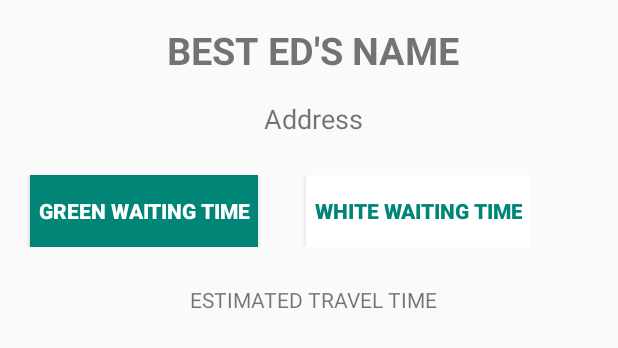
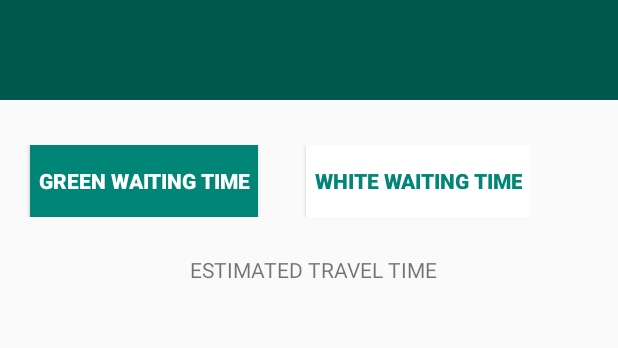
Before and after one commit to Zurimaio/HospitaTo, an Android app: the layout first_element_filtered_list.xml on its own in the app's theme, with its tools: preview values and no code run, on a phone screen of 412 x 824 dp. Shown: the top 348 px of the screen. Run offline under Robolectric (Android 15) with nearby library versions, the phone set to English and light mode, and no system bars.

Commit message:
Il filtro è ready brutti mostri <3

```diff
--- a/app/build.gradle
+++ b/app/build.gradle
@@ -30,11 +30,11 @@ dependencies {
     implementation 'com.google.android.gms:play-services-maps:16.0.0'
     implementation 'com.google.android.gms:play-services-location:16.0.0'
     implementation 'com.android.support:design:26.1.0'
-    compile 'com.firebaseui:firebase-ui-database:0.4.0'
+    implementation 'com.firebaseui:firebase-ui-database:0.4.0'
     testImplementation 'junit:junit:4.12'
     androidTestImplementation 'com.android.support.test:runner:1.0.2'
     androidTestImplementation 'com.android.support.test.espresso:espresso-core:3.0.2'
-    implementation 'com.google.firebase:firebase-database:15.0.0'
+    implementation 'com.google.firebase:firebase-database:16.0.1'
 }
 
 apply plugin: 'com.google.gms.google-services'
--- a/app/src/main/java/com/ma/se/hospitato/filterView.java
+++ b/app/src/main/java/com/ma/se/hospitato/filterView.java
@@ -13,7 +13,7 @@ public class filterView extends AppCompatActivity implements View.OnClickListene
     @Override
     protected void onCreate(Bundle savedInstanceState) {
         super.onCreate(savedInstanceState);
-        setContentView(R.layout.activity_filter_view);
+        setContentView(R.layout.activity_main);
 
         b1=(ImageView) findViewById(R.id.dep1);
         b2=(ImageView) findViewById(R.id.dep2);
--- a/app/src/main/res/layout/first_element_filtered_list.xml
+++ b/app/src/main/res/layout/first_element_filtered_list.xml
@@ -1,77 +1,77 @@
 <?xml version="1.0" encoding="utf-8"?>
 <LinearLayout xmlns:android="http://schemas.android.com/apk/res/android"
+    xmlns:tools="http://schemas.android.com/tools"
+    android:layout_width="match_parent"
+    android:layout_height="wrap_content"
     android:orientation="vertical"
-    android:layout_width="match_parent"
-    android:layout_height="match_parent"
     android:weightSum="1">
 
 
     <TextView
+        android:id="@+id/request_name"
         android:layout_width="match_parent"
         android:layout_height="wrap_content"
-        android:text="BEST ED'S NAME"
-        android:id="@+id/request_name"
+        android:background="@color/colorPrimaryDark"
+        android:paddingLeft="5dp"
         android:paddingTop="16dp"
         android:paddingBottom="16dp"
-        android:paddingLeft="5dp"
-        android:textStyle="bold"
+        android:textAlignment="center"
+        android:textColor="@color/colorPrimary"
         android:textSize="25dp"
-        android:textAlignment="center"
-        />
+        android:textStyle="bold" />
 
     <TextView
+        android:id="@+id/request_address"
         android:layout_width="match_parent"
         android:layout_height="wrap_content"
-        android:text="Address"
-        android:id="@+id/request_address"
+        android:paddingLeft="5dp"
         android:paddingBottom="5dp"
-        android:paddingLeft="5dp"
-        android:textSize="18dp"
-        android:textAlignment="center"/>
+        android:textAlignment="center"
+        android:textSize="18dp" />
 
     <LinearLayout
         android:layout_width="wrap_content"
         android:layout_height="wrap_content"
-        android:orientation="horizontal"
-        android:layout_marginTop="20dp">
+        android:layout_marginTop="0dp"
+        android:orientation="horizontal">
 
         <Button
+            android:id="@+id/greenWaitingTime"
             android:layout_width="wrap_content"
             android:layout_height="wrap_content"
-            android:id="@+id/greenWaitingTime"
-            android:textStyle="bold"
+            android:layout_gravity="left"
             android:layout_marginLeft="20dp"
+            android:background="@color/colorPrimary"
             android:paddingLeft="5dp"
             android:paddingRight="5dp"
-            android:background="@color/colorPrimary"
-            android:layout_gravity="left"
+            android:text="GREEN WAITING TIME"
+            android:textAlignment="center"
             android:textColor="#FFFFFF"
-            android:textAlignment="center"
-            android:text="GREEN WAITING TIME"/>
+            android:textStyle="bold" />
 
         <Button
+            android:id="@+id/WhiteWaitingTime"
             android:layout_width="wrap_content"
             android:layout_height="wrap_content"
-            android:id="@+id/WhiteWaitingTime"
-            android:textStyle="bold"
+            android:layout_gravity="left"
             android:layout_marginLeft="32dp"
+            android:background="#FFFFFF"
             android:paddingLeft="5dp"
             android:paddingRight="5dp"
-            android:background="#FFFFFF"
-            android:layout_gravity="left"
+            android:text="WHITE WAITING TIME"
+            android:textAlignment="center"
             android:textColor="@color/colorPrimary"
-            android:textAlignment="center"
-            android:text="WHITE WAITING TIME"/>
+            android:textStyle="bold" />
     </LinearLayout>
 
     <TextView
+        android:id="@+id/estimatedTravelTime"
         android:layout_width="match_parent"
         android:layout_height="wrap_content"
+        android:layout_marginTop="25dp"
+        android:paddingLeft="5dp"
+        android:paddingBottom="5dp"
         android:text="ESTIMATED TRAVEL TIME"
-        android:layout_marginTop="25dp"
-        android:textAlignment="center"
-        android:id="@+id/estimatedTravelTime"
-        android:paddingBottom="5dp"
-        android:paddingLeft="5dp"/>
+        android:textAlignment="center" />
 
 </LinearLayout>
```
Also changed, not shown: app/src/main/java/com/ma/se/hospitato/Hospital.java (+43 -9 lines), app/src/main/java/com/ma/se/hospitato/filteredView.java (+60 -26 lines), app/src/main/res/layout/activity_filter_view.xml (+4 -30 lines), app/src/main/res/layout/activity_filtered_view.xml (+7 -4 lines), 1 other file.
